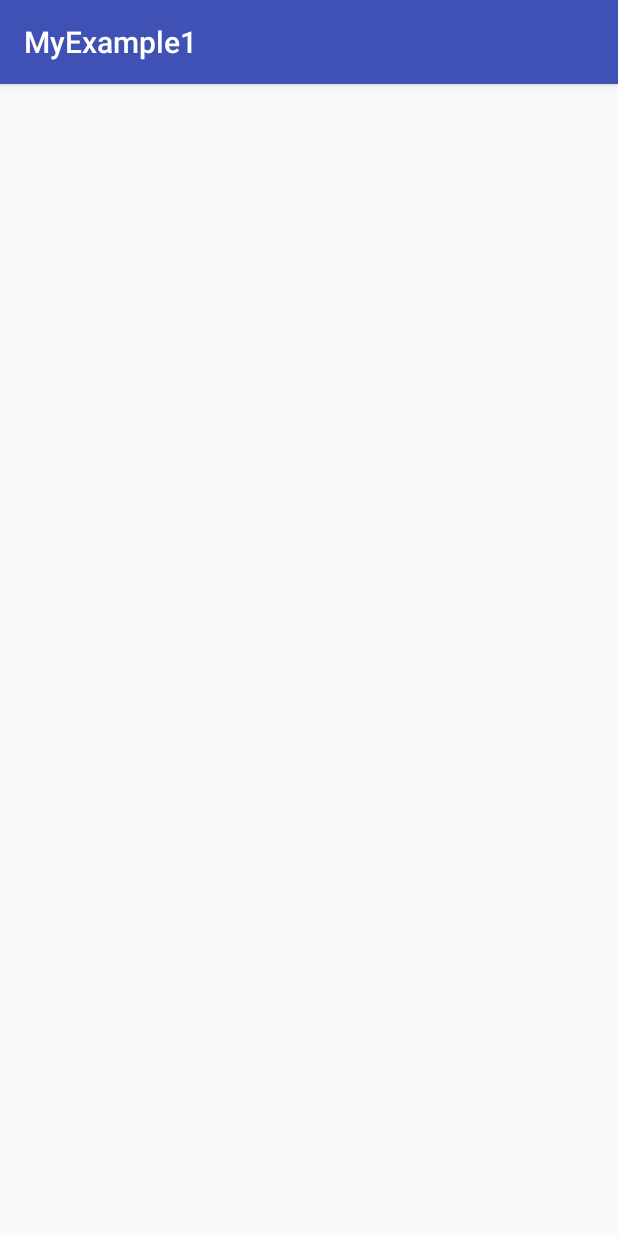
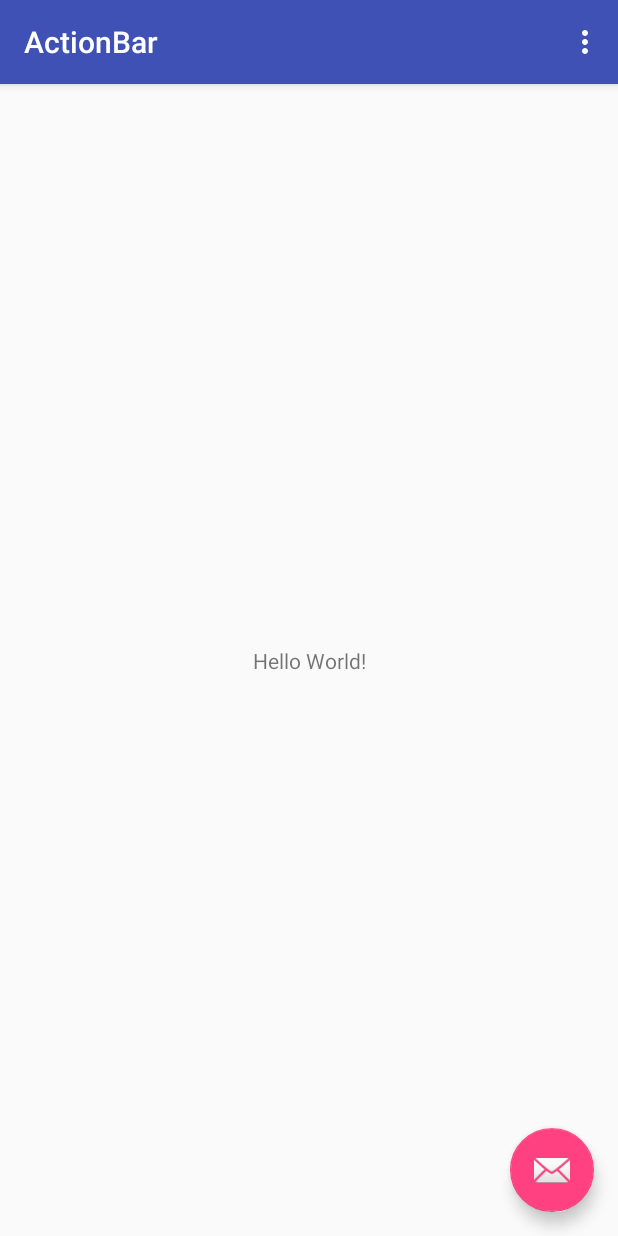
Before and after one commit to Feuway/android-learning_old, an Android app: the screen it shows after launch (MainActivity), on a phone screen of 412 x 824 dp. Run offline under Robolectric (Android 15) with nearby library versions, the phone set to English and light mode, and no system bars.

Commit message:
change activity template

```diff
--- a/app/build.gradle
+++ b/app/build.gradle
@@ -3,8 +3,8 @@ apply plugin: 'com.android.application'
 android {
     compileSdkVersion 26
     defaultConfig {
-        applicationId "ru.limtu.myexample1"
-        minSdkVersion 14
+        applicationId "ru.smirnov.actionbar"
+        minSdkVersion 19
         targetSdkVersion 26
         versionCode 1
         versionName "1.0"
--- /dev/null
+++ b/app/src/main/java/ru/smirnov/actionbar/MainActivity.java
@@ -0,0 +1,52 @@
+package ru.smirnov.actionbar;
+
+import android.os.Bundle;
+import android.support.design.widget.FloatingActionButton;
+import android.support.design.widget.Snackbar;
+import android.support.v7.app.AppCompatActivity;
+import android.support.v7.widget.Toolbar;
+import android.view.View;
+import android.view.Menu;
+import android.view.MenuItem;
+
+public class MainActivity extends AppCompatActivity {
+
+    @Override
+    protected void onCreate(Bundle savedInstanceState) {
+        super.onCreate(savedInstanceState);
+        setContentView(R.layout.activity_main);
+        Toolbar toolbar = (Toolbar) findViewById(R.id.toolbar);
+        setSupportActionBar(toolbar);
+
+       FloatingActionButton fab = (FloatingActionButton) findViewById(R.id.fab);
+        fab.setOnClickListener(new View.OnClickListener() {
+            @Override
+            public void onClick(View view) {
+                Snackbar.make(view, "Replace with your own action", Snackbar.LENGTH_LONG)
+                        .setAction("Action", null).show();
+            }
+        });
+    }
+
+    @Override
+    public boolean onCreateOptionsMenu(Menu menu) {
+        // Inflate the menu; this adds items to the action bar if it is present.
+        getMenuInflater().inflate(R.menu.menu_main, menu);
+        return true;
+    }
+
+    @Override
+    public boolean onOptionsItemSelected(MenuItem item) {
+        // Handle action bar item clicks here. The action bar will
+        // automatically handle clicks on the Home/Up button, so long
+        // as you specify a parent activity in AndroidManifest.xml.
+        int id = item.getItemId();
+
+        //noinspection SimplifiableIfStatement
+        if (id == R.id.action_settings) {
+            return true;
+        }
+
+        return super.onOptionsItemSelected(item);
+    }
+}
--- a/app/src/main/res/layout/activity_main.xml
+++ b/app/src/main/res/layout/activity_main.xml
@@ -1,9 +1,34 @@
 <?xml version="1.0" encoding="utf-8"?>
-<android.support.constraint.ConstraintLayout xmlns:android="http://schemas.android.com/apk/res/android"
+<android.support.design.widget.CoordinatorLayout
+    xmlns:android="http://schemas.android.com/apk/res/android"
     xmlns:app="http://schemas.android.com/apk/res-auto"
     xmlns:tools="http://schemas.android.com/tools"
     android:layout_width="match_parent"
     android:layout_height="match_parent"
-    tools:context="ru.limtu.myexample1.MainActivity">
+    tools:context="ru.smirnov.actionbar.MainActivity">
 
-</android.support.constraint.ConstraintLayout>
+    <android.support.design.widget.AppBarLayout
+        android:layout_height="wrap_content"
+        android:layout_width="match_parent"
+        android:theme="@style/AppTheme.AppBarOverlay">
+
+        <android.support.v7.widget.Toolbar
+            android:id="@+id/toolbar"
+            android:layout_width="match_parent"
+            android:layout_height="?attr/actionBarSize"
+            android:background="?attr/colorPrimary"
+            app:popupTheme="@style/AppTheme.PopupOverlay" />
+
+    </android.support.design.widget.AppBarLayout>
+
+    <include layout="@layout/content_main"/>
+
+    <android.support.design.widget.FloatingActionButton
+        android:id="@+id/fab"
+        android:layout_width="wrap_content"
+        android:layout_height="wrap_content"
+        android:layout_gravity="bottom|end"
+        android:layout_margin="@dimen/fab_margin"
+        app:srcCompat="@android:drawable/ic_dialog_email" />
+
+</android.support.design.widget.CoordinatorLayout>
--- /dev/null
+++ b/app/src/main/res/layout/content_main.xml
@@ -0,0 +1,21 @@
+<?xml version="1.0" encoding="utf-8"?>
+<android.support.constraint.ConstraintLayout
+    xmlns:android="http://schemas.android.com/apk/res/android"
+    xmlns:tools="http://schemas.android.com/tools"
+    xmlns:app="http://schemas.android.com/apk/res-auto"
+    android:layout_width="match_parent"
+    android:layout_height="match_parent"
+    app:layout_behavior="@string/appbar_scrolling_view_behavior"
+    tools:showIn="@layout/activity_main"
+    tools:context="ru.smirnov.actionbar.MainActivity">
+
+    <TextView
+        android:layout_width="wrap_content"
+        android:layout_height="wrap_content"
+        android:text="Hello World!"
+        app:layout_constraintBottom_toBottomOf="parent"
+        app:layout_constraintLeft_toLeftOf="parent"
+        app:layout_constraintRight_toRightOf="parent"
+        app:layout_constraintTop_toTopOf="parent" />
+
+</android.support.constraint.ConstraintLayout>
--- /dev/null
+++ b/app/src/main/res/menu/menu_main.xml
@@ -0,0 +1,9 @@
+<menu xmlns:android="http://schemas.android.com/apk/res/android"
+    xmlns:app="http://schemas.android.com/apk/res-auto"
+    xmlns:tools="http://schemas.android.com/tools"
+    tools:context="ru.smirnov.actionbar.MainActivity" >
+    <item android:id="@+id/action_settings"
+        android:title="@string/action_settings"
+        android:orderInCategory="100"
+        app:showAsAction="never" />
+</menu>
--- a/app/src/main/res/mipmap-anydpi-v26/ic_launcher.xml
+++ b/app/src/main/res/mipmap-anydpi-v26/ic_launcher.xml
@@ -1,5 +1,5 @@
 <?xml version="1.0" encoding="utf-8"?>
 <adaptive-icon xmlns:android="http://schemas.android.com/apk/res/android">
-    <background android:drawable="@drawable/ic_launcher_background" />
-    <foreground android:drawable="@drawable/ic_launcher_foreground" />
+    <background android:drawable="@drawable/ic_launcher_background"/>
+    <foreground android:drawable="@drawable/ic_launcher_foreground"/>
 </adaptive-icon>
--- a/app/src/main/res/mipmap-anydpi-v26/ic_launcher_round.xml
+++ b/app/src/main/res/mipmap-anydpi-v26/ic_launcher_round.xml
@@ -1,5 +1,5 @@
 <?xml version="1.0" encoding="utf-8"?>
 <adaptive-icon xmlns:android="http://schemas.android.com/apk/res/android">
-    <background android:drawable="@drawable/ic_launcher_background" />
-    <foreground android:drawable="@drawable/ic_launcher_foreground" />
+    <background android:drawable="@drawable/ic_launcher_background"/>
+    <foreground android:drawable="@drawable/ic_launcher_foreground"/>
 </adaptive-icon>
--- /dev/null
+++ b/app/src/main/res/values/dimens.xml
@@ -0,0 +1,3 @@
+<resources>
+    <dimen name="fab_margin">16dp</dimen>
+</resources>
--- a/app/src/main/res/values/strings.xml
+++ b/app/src/main/res/values/strings.xml
@@ -1,3 +1,4 @@
 <resources>
-    <string name="app_name">MyExample1</string>
+    <string name="app_name">ActionBar</string>
+    <string name="action_settings">Settings</string>
 </resources>
--- a/app/src/main/res/values/styles.xml
+++ b/app/src/main/res/values/styles.xml
@@ -7,5 +7,11 @@
         <item name="colorPrimaryDark">@color/colorPrimaryDark</item>
         <item name="colorAccent">@color/colorAccent</item>
     </style>
+    <style name="AppTheme.NoActionBar">
+        <item name="windowActionBar">false</item>
+        <item name="windowNoTitle">true</item>
+    </style>
+    <style name="AppTheme.AppBarOverlay" parent="ThemeOverlay.AppCompat.Dark.ActionBar" />
+    <style name="AppTheme.PopupOverlay" parent="ThemeOverlay.AppCompat.Light" />
 
 </resources>
```
Also changed, not shown: app/src/main/AndroidManifest.xml (+6 -3 lines), app/src/main/java/ru/limtu/myexample1/MainActivity.java (deleted, +0 -13 lines), app/src/main/res/drawable/ic_launcher_background.xml (+70 -166 lines), gradle/wrapper/gradle-wrapper.properties, 4 other files.
